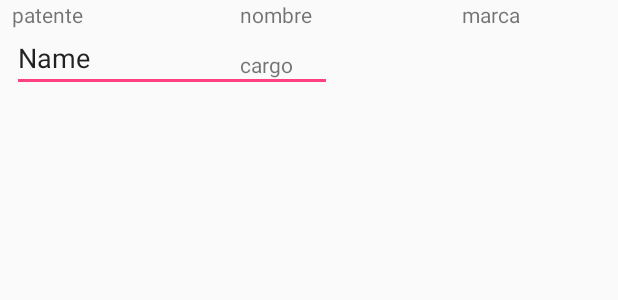
After one commit to Grupo4Priscila/ProyectoFinal, an Android app: the layout patente.xml on its own in the app's theme, with its tools: preview values and no code run, on a phone screen of 412 x 824 dp. The commit adds this screen. Shown: the top 300 px of the screen. Run offline under Robolectric (Android 15) with nearby library versions, the phone set to English and light mode, and no system bars.

Commit message:
creacion layout patentes, correccion errores en clase Registro.java

```diff
--- a/app/src/main/java/cl/ucn/disc/dam/autolog/MainActivity.java
+++ b/app/src/main/java/cl/ucn/disc/dam/autolog/MainActivity.java
@@ -9,5 +9,8 @@ public class MainActivity extends AppCompatActivity {
     protected void onCreate(Bundle savedInstanceState) {
         super.onCreate(savedInstanceState);
         setContentView(R.layout.activity_main);
+
+
+
     }
 }
--- a/app/src/main/java/cl/ucn/disc/dam/autolog/model/Registro.java
+++ b/app/src/main/java/cl/ucn/disc/dam/autolog/model/Registro.java
@@ -1,7 +1,9 @@
 package cl.ucn.disc.dam.autolog.model;
 
+import com.raizlabs.android.dbflow.annotation.PrimaryKey;
 import com.raizlabs.android.dbflow.annotation.Table;
 import cl.ucn.disc.dam.autolog.dao.MyDatabase;
+
 import lombok.Getter;
 import lombok.Setter;
 
@@ -10,6 +12,15 @@ import lombok.Setter;
  */
 @Table(database = MyDatabase.class)
 public class Registro {
+    /**
+     * Identificador de la clase Registro
+     * reg es autoincrementable
+     * TODO: hacer la primarykey autoincrment @primarykey(autoIncrement=true)****
+     */
+
+    @PrimaryKey
+    @Getter
+    int reg;
     /**
      * Lista de los vehiculos registrados
      */
--- a/app/src/main/res/layout/activity_main.xml
+++ b/app/src/main/res/layout/activity_main.xml
@@ -6,13 +6,4 @@
     android:layout_height="match_parent"
     tools:context="cl.ucn.disc.dam.autolog.MainActivity">
 
-    <TextView
-        android:layout_width="wrap_content"
-        android:layout_height="wrap_content"
-        android:text="Hello World!"
-        app:layout_constraintBottom_toBottomOf="parent"
-        app:layout_constraintLeft_toLeftOf="parent"
-        app:layout_constraintRight_toRightOf="parent"
-        app:layout_constraintTop_toTopOf="parent" />
-
 </android.support.constraint.ConstraintLayout>
--- /dev/null
+++ b/app/src/main/res/layout/patente.xml
@@ -0,0 +1,67 @@
+<?xml version="1.0" encoding="utf-8"?>
+<android.support.constraint.ConstraintLayout xmlns:android="http://schemas.android.com/apk/res/android"
+    xmlns:app="http://schemas.android.com/apk/res-auto"
+    xmlns:tools="http://schemas.android.com/tools"
+    android:id="@+id/linearLayout"
+    android:layout_width="match_parent"
+    android:layout_height="match_parent">
+
+
+    <EditText
+        android:id="@+id/editText2"
+        android:layout_width="wrap_content"
+        android:layout_height="wrap_content"
+        android:layout_marginStart="8dp"
+        android:layout_marginTop="16dp"
+        android:ems="10"
+        android:inputType="textPersonName"
+        android:text="Name"
+        app:layout_constraintStart_toStartOf="parent"
+        app:layout_constraintTop_toTopOf="parent" />
+
+    <TextView
+        android:id="@+id/textView"
+        android:layout_width="144dp"
+        android:layout_height="68dp"
+        android:layout_marginStart="8dp"
+        android:text="patente"
+        app:layout_constraintStart_toStartOf="parent"
+        tools:layout_editor_absoluteY="96dp"
+        tools:ignore="MissingConstraints" />
+
+    <TextView
+        android:id="@+id/textView2"
+        android:layout_width="122dp"
+        android:layout_height="33dp"
+        android:layout_marginStart="8dp"
+        android:text="nombre"
+        app:layout_constraintStart_toEndOf="@+id/textView"
+        tools:ignore="MissingConstraints"
+        tools:layout_editor_absoluteY="96dp" />
+
+    <TextView
+        android:id="@+id/textView3"
+        android:layout_width="72dp"
+        android:layout_height="69dp"
+        android:layout_marginEnd="8dp"
+        android:layout_marginStart="8dp"
+        android:text="marca"
+        app:layout_constraintEnd_toEndOf="parent"
+        app:layout_constraintHorizontal_bias="0.428"
+        app:layout_constraintStart_toEndOf="@+id/textView2"
+        tools:layout_editor_absoluteY="96dp"
+        tools:ignore="MissingConstraints" />
+
+    <TextView
+        android:id="@+id/textView4"
+        android:layout_width="121dp"
+        android:layout_height="31dp"
+        android:layout_marginEnd="8dp"
+        android:layout_marginStart="8dp"
+        android:text="cargo"
+        app:layout_constraintEnd_toStartOf="@+id/textView3"
+        app:layout_constraintHorizontal_bias="0.0"
+        app:layout_constraintStart_toEndOf="@+id/textView"
+        app:layout_constraintTop_toBottomOf="@+id/textView2" />
+
+</android.support.constraint.ConstraintLayout>
```
